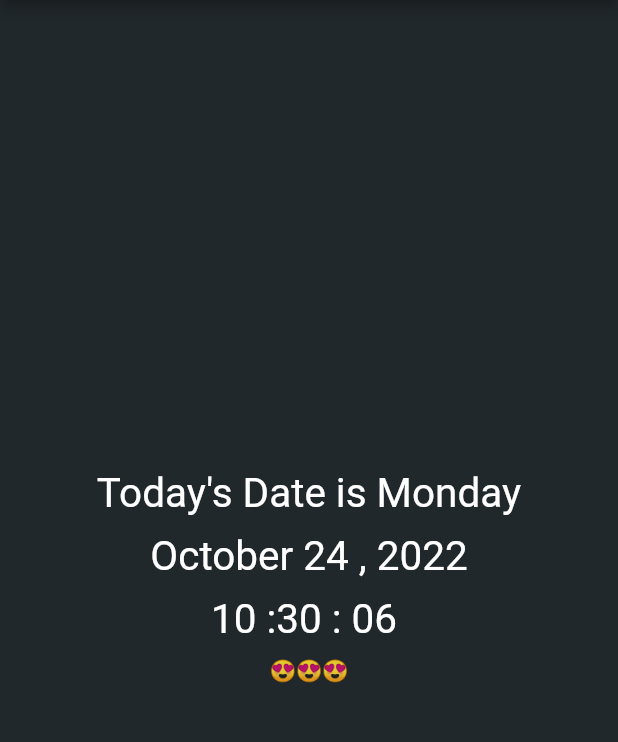
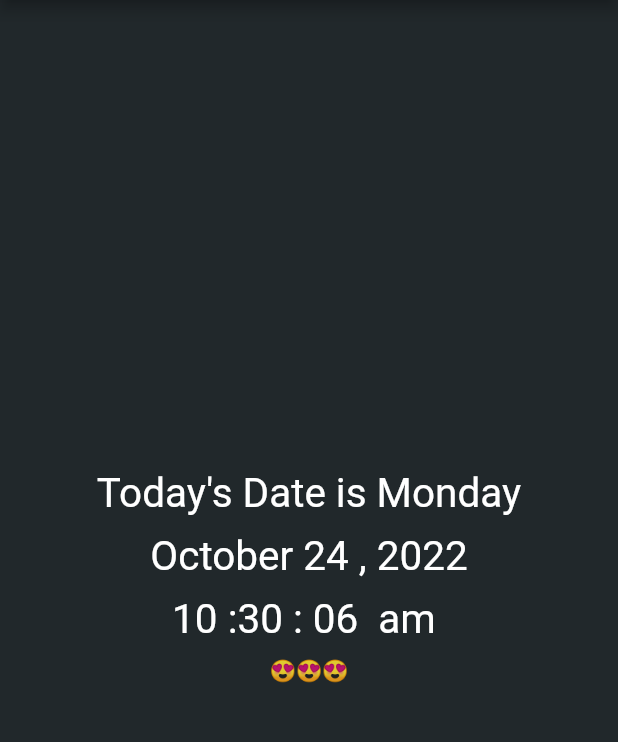
Before and after one commit to kamalbahaa56/show_date-time, a Flutter app: the screen it shows after launch, on a phone screen of 412 x 824 dp, the part 84-826 px from its top. Run offline on Flutter 3.47's test engine with Material 2 defaults, Android fonts, the phone set to English and light mode, and no system bars.

Commit message:
secound commit

```diff
--- a/lib/page/home_page.dart
+++ b/lib/page/home_page.dart
@@ -11,7 +11,7 @@ class MyHomePage extends StatefulWidget {
   State<MyHomePage> createState() => _MyHomePageState();
 }
 //Time
-String hour = '';
+int hour =0;
 String min = '';
 String sec = '';
 //Dates
@@ -20,7 +20,7 @@ String day = '';
 String month= '';
 String weekDay = '';
 String welcome = '';
-
+String pmoram='am';
 
 class _MyHomePageState extends State<MyHomePage> {
   ChangeEverySec(){
@@ -30,6 +30,7 @@ class _MyHomePageState extends State<MyHomePage> {
      day = DateTime.now().day.toString();
      month = DateTime.now().month.toString();
     weekDay = DateTime.now().weekday.toString();
+
      switch(month){
       case '1' : month='January';
       break;
@@ -85,7 +86,11 @@ class _MyHomePageState extends State<MyHomePage> {
          break;
        default:
      }
-      hour = DateTime.now().hour.toString();
+      hour = DateTime.now().hour;
+        if (hour>12) {
+       hour = hour - 12;
+       pmoram='pm';
+    }
       min = DateTime.now().minute.toString();
       sec = DateTime.now().second.toString();
 
@@ -129,7 +134,7 @@ setState(() {
                Text("$month $day , $year",style: TextStyle(fontSize: 27,color: Colors.white),
               ),
               SizedBox(height: 10,),
-               Text("${hour.padLeft(2,('0'))} :${min.padLeft(2,('0'))} : ${sec.padLeft(2,('0'))} ",style: TextStyle(fontSize: 27,color: Colors.white),
+               Text("${hour.toString().padLeft(2,('0'))} :${min.padLeft(2,('0'))} : ${sec.padLeft(2,('0'))}  $pmoram ",style: TextStyle(fontSize: 27,color: Colors.white),
               ),
               SizedBox(height: 10,),
                Text(welcome),
```
